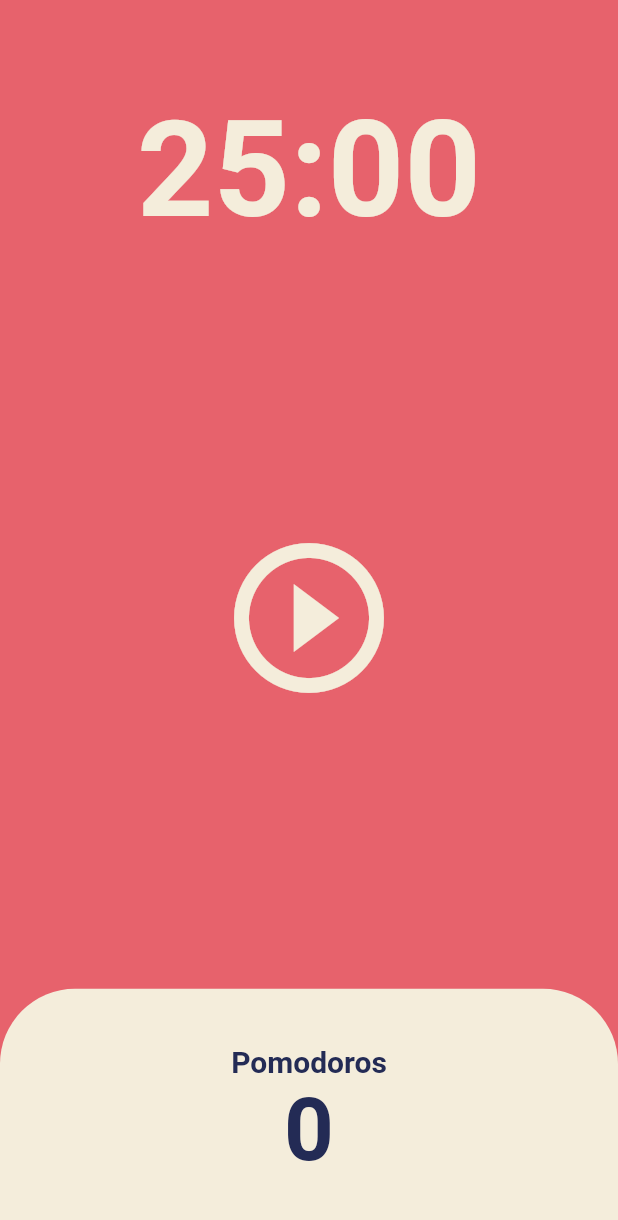
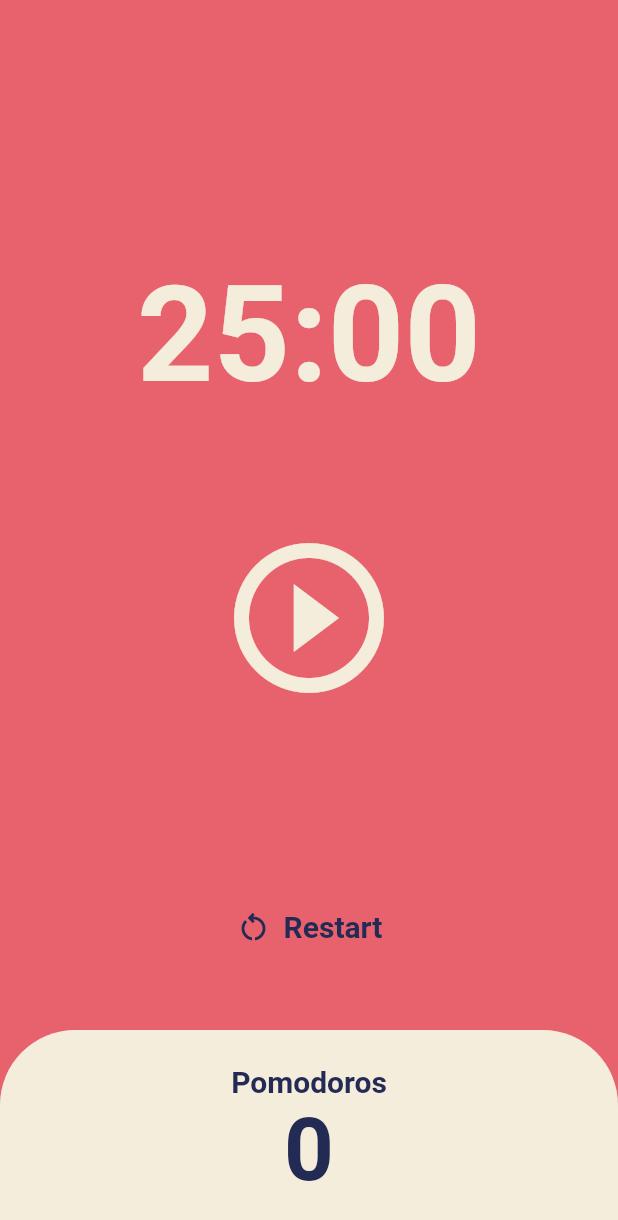
Before and after one commit to eastZoo/toonflix, a Flutter app: the screen it shows after launch, on a phone screen of 412 x 824 dp. Shown: the top 1220 px of the screen. Run offline on Flutter 3.47's test engine with Material 2 defaults, Android fonts, the phone set to English and light mode, and no system bars.

Commit message:
UPDATE : restart 버튼, 로직

```diff
--- a/lib/screens/home_screen.dart
+++ b/lib/screens/home_screen.dart
@@ -53,6 +53,14 @@ class _HomeScreenState extends State<HomeScreen> {
     });
   }
 
+  void onRestart() {
+    timer.cancel();
+    setState(() {
+      isRunning = false;
+      totalSeconds = twentyFiveMinutes;
+    });
+  }
+
   String format(int seconds) {
     var duration = Duration(seconds: seconds);
     return duration.toString().split(".").first.substring(2, 7);
@@ -66,7 +74,7 @@ class _HomeScreenState extends State<HomeScreen> {
         children: [
           //Flexible 높이 200, 깊이 300이아니라 UI를 비율에 기반해서 더 유연하게 만들 수 있게 해준다.
           Flexible(
-            flex: 1,
+            flex: 2,
             child: Container(
               alignment: Alignment.bottomCenter,
               child: Text(
@@ -80,7 +88,7 @@ class _HomeScreenState extends State<HomeScreen> {
             ),
           ),
           Flexible(
-            flex: 3,
+            flex: 2,
             child: Center(
               child: IconButton(
                 iconSize: 120,
@@ -89,6 +97,31 @@ class _HomeScreenState extends State<HomeScreen> {
                 icon: Icon(isRunning
                     ? Icons.pause_circle_outline
                     : Icons.play_circle_outline),
+              ),
+            ),
+          ),
+          Flexible(
+            flex: 1,
+            child: Center(
+              child: Row(
+                mainAxisAlignment: MainAxisAlignment.center,
+                children: [
+                  TextButton.icon(
+                    onPressed: onRestart,
+                    icon: Icon(
+                      Icons.restart_alt_outlined,
+                      color: Theme.of(context).textTheme.displayLarge!.color,
+                    ),
+                    label: Text(
+                      "Restart",
+                      style: TextStyle(
+                        fontSize: 20,
+                        fontWeight: FontWeight.w600,
+                        color: Theme.of(context).textTheme.displayLarge!.color,
+                      ),
+                    ),
+                  )
+                ],
               ),
             ),
           ),
```
